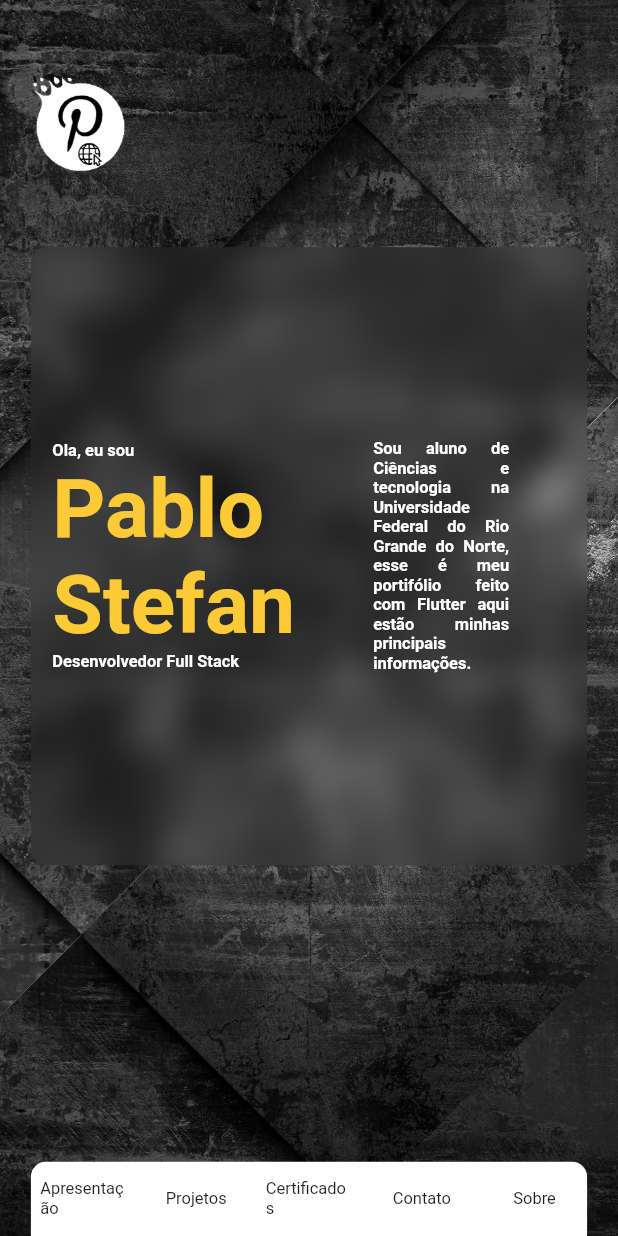
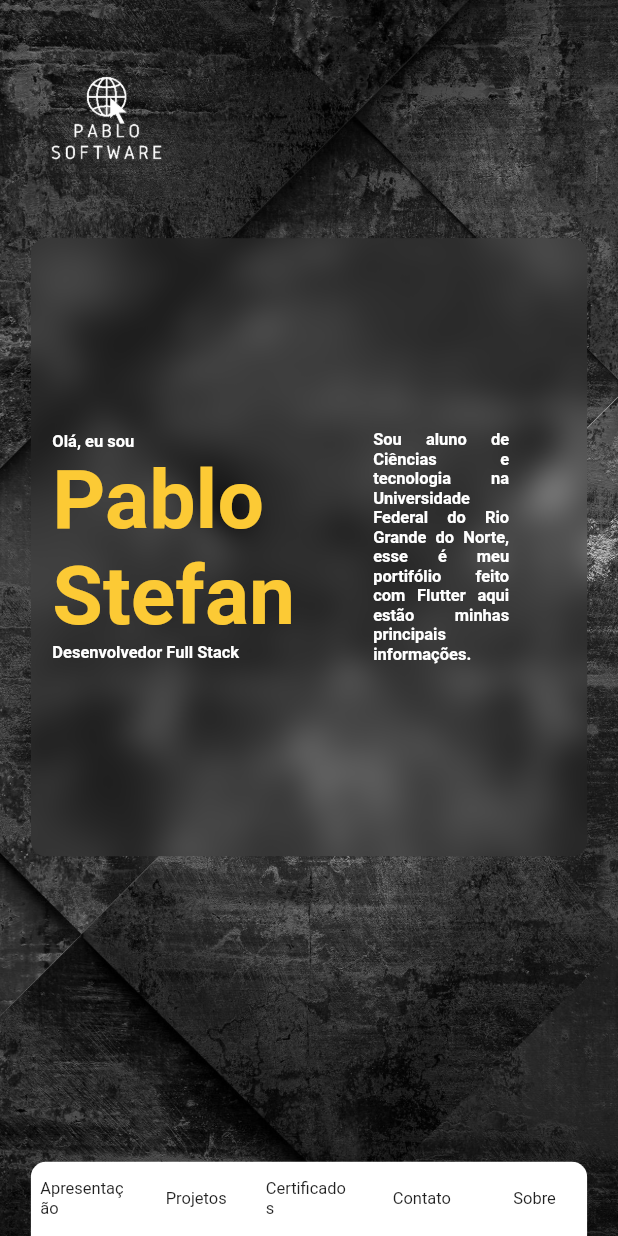
Before and after one commit to pablostefan/portfolio_website, a Flutter app: the screen it shows after launch, on a phone screen of 412 x 824 dp. Run offline on Flutter 3.47's test engine with Material 2 defaults, Android fonts, the phone set to English and light mode, and no system bars; our stand-ins replace scroll_snap_list; missing offline and left inert: dart:html.

Commit message:
Change my icon
Usando o icone que Abida fez e ficou lindo!

```diff
--- a/lib/sections/contactSection/components/contact_card_title.dart
+++ b/lib/sections/contactSection/components/contact_card_title.dart
@@ -23,7 +23,7 @@ class ContactCardTitle extends StatelessWidget {
         boxShadow: [boxShadown],
       ),
       child: Transform.translate(
-        offset: Offset(0, size.height * 0.025),
+        offset: Offset(0, size.height * 0.020),
         child: Row(
           children: [
             const Spacer(),
--- a/lib/sections/recentProjectSection/components/list_recent_projects.dart
+++ b/lib/sections/recentProjectSection/components/list_recent_projects.dart
@@ -18,8 +18,8 @@ class ListRecentProjects extends StatelessWidget {
       width: size.width * 0.9,
       child: Wrap(
         alignment: WrapAlignment.center,
-        spacing: myLittlePadding(size),
-        runSpacing: myLittlePadding(size),
+        spacing: myLittlePadding(size)*1.5,
+        runSpacing: myLittlePadding(size)*1.5,
         children: List.generate(
           recentProject.length,
           (index) => RecentProjectCard(
--- a/lib/sections/topSection/components/glass_content.dart
+++ b/lib/sections/topSection/components/glass_content.dart
@@ -35,7 +35,7 @@ class GlassContent extends StatelessWidget {
                 mainAxisAlignment: MainAxisAlignment.center,
                 children: [
                   Text(
-                    "Ola, eu sou",
+                    "Olá, eu sou",
                     style: TextStyle(
                       fontSize: fontSizeMean(size),
                       fontWeight: FontWeight.bold,
--- a/lib/sections/topSection/components/logo_blur_box.dart
+++ b/lib/sections/topSection/components/logo_blur_box.dart
@@ -16,9 +16,12 @@ class LogoAndBlurBox extends StatelessWidget {
       crossAxisAlignment: CrossAxisAlignment.start,
       children: [
         const Spacer(),
-        Image.asset(
-          "assets/images/icon.png",
-          height: myIconSize(size) * .8,
+        Container(
+          margin: EdgeInsets.only(left: size.width*.03),
+          child: Image.asset(
+            "assets/images/icon.png",
+            height: myIconSize(size) * .7,
+          ),
         ),
         const Spacer(),
         GlassContent(size: size),
```
Also changed, not shown: assets/images/icon.png, assets/images/my_icon.png, 5 other files.
